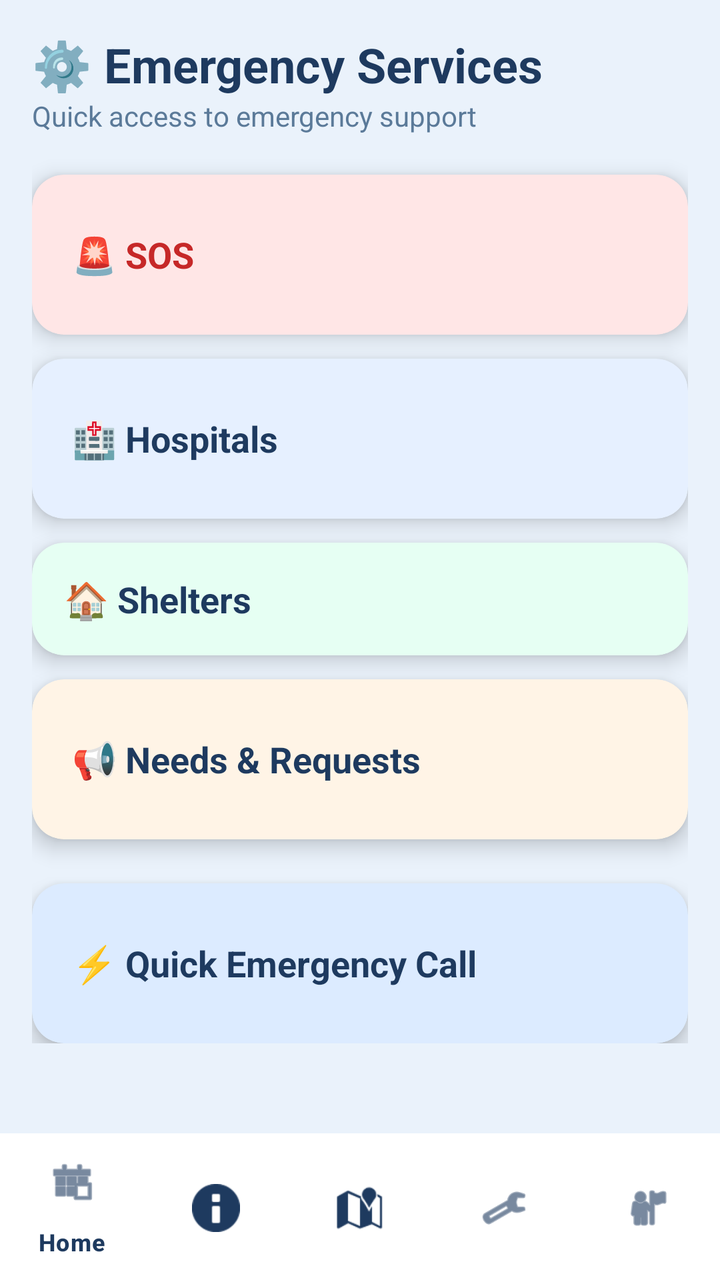
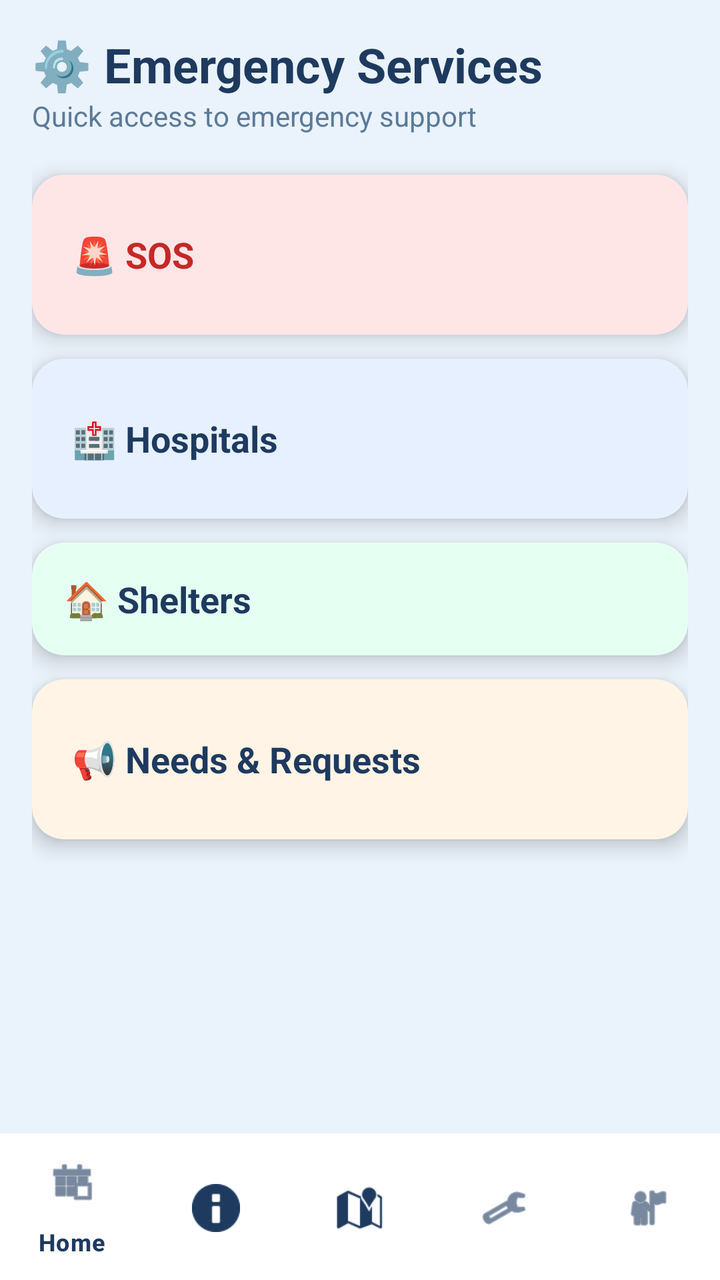

The first picture is an Android layout as it rendered before a commit; the second is the same layout after the commit. The layout source and the unified diff follow.
<!-- AndroidManifest.xml: application theme Theme.Crises -->
<!-- res/layout/activity_services.xml -->
<?xml version="1.0" encoding="utf-8"?>
<RelativeLayout xmlns:android="http://schemas.android.com/apk/res/android"
    xmlns:app="http://schemas.android.com/apk/res-auto"
    android:id="@+id/main"
    android:layout_width="match_parent"
    android:layout_height="match_parent"
    android:background="#EAF2FB">

    <ScrollView
        android:layout_width="match_parent"
        android:layout_height="match_parent"
        android:layout_above="@id/bottomNavigation">

        <LinearLayout
            android:layout_width="match_parent"
            android:layout_height="wrap_content"
            android:orientation="vertical"
            android:padding="16dp">

            
            <TextView
                android:layout_width="wrap_content"
                android:layout_height="wrap_content"
                android:text="⚙️ Emergency Services"
                android:textSize="24sp"
                android:textStyle="bold"
                android:textColor="#1E3A5F"/>

            <TextView
                android:layout_width="wrap_content"
                android:layout_height="wrap_content"
                android:text="Quick access to emergency support"
                android:textSize="14sp"
                android:textColor="#5B7A99"
                android:layout_marginBottom="20dp"/>

            
            <androidx.cardview.widget.CardView
                android:id="@+id/cardSOS"
                android:layout_width="match_parent"
                android:layout_height="80dp"
                android:layout_marginBottom="12dp"
                android:clickable="true"
                android:focusable="true"
                android:foreground="?attr/selectableItemBackground"
                app:cardCornerRadius="16dp"
                app:cardElevation="6dp"
                app:cardBackgroundColor="#FFE6E6">

                <TextView
                    android:layout_width="match_parent"
                    android:layout_height="match_parent"
                    android:gravity="center_vertical"
                    android:paddingStart="20dp"
                    android:text="🚨 SOS"
                    android:textSize="18sp"
                    android:textStyle="bold"
                    android:textColor="#C62828"/>
            </androidx.cardview.widget.CardView>

            
            <androidx.cardview.widget.CardView
                android:id="@+id/cardHospitals"
                android:layout_width="match_parent"
                android:layout_height="80dp"
                android:layout_marginBottom="12dp"
                android:clickable="true"
                android:focusable="true"
                android:foreground="?attr/selectableItemBackground"
                app:cardCornerRadius="16dp"
                app:cardElevation="6dp"
                app:cardBackgroundColor="#E6F0FF">

                <TextView
                    android:layout_width="match_parent"
                    android:layout_height="match_parent"
                    android:gravity="center_vertical"
                    android:paddingStart="20dp"
                    android:text="🏥 Hospitals"
                    android:textSize="18sp"
                    android:textStyle="bold"
                    android:textColor="#1E3A5F"/>
            </androidx.cardview.widget.CardView>

            
            <androidx.cardview.widget.CardView
                android:id="@+id/cardShelters"
                android:layout_width="match_parent"
                android:layout_height="wrap_content"
                android:layout_marginBottom="12dp"
                android:clickable="true"
                android:focusable="true"
                app:cardCornerRadius="16dp"
                app:cardElevation="6dp"
                app:cardBackgroundColor="#E6FFF3">

                <LinearLayout
                    android:layout_width="match_parent"
                    android:layout_height="wrap_content"
                    android:orientation="vertical"
                    android:padding="16dp">

                    
                    <TextView
                        android:id="@+id/shelterTitle"
                        android:layout_width="match_parent"
                        android:layout_height="wrap_content"
                        android:text="🏠 Shelters"
                        android:textSize="18sp"
                        android:textStyle="bold"
                        android:textColor="#1E3A5F"/>

                    
                    <LinearLayout
                        android:id="@+id/shelterOptions"
                        android:layout_width="match_parent"
                        android:layout_height="wrap_content"
                        android:orientation="vertical"
                        android:visibility="gone"
                        android:layout_marginTop="10dp">

                        <TextView
                            android:id="@+id/optionHouses"
                            android:layout_width="match_parent"
                            android:layout_height="wrap_content"
                            android:text="🏠 Houses"
                            android:textSize="16sp"
                            android:padding="10dp"
                            android:textColor="#1E3A5F"
                            android:background="?attr/selectableItemBackground"/>

                        <TextView
                            android:id="@+id/optionPublicShelters"
                            android:layout_width="match_parent"
                            android:layout_height="wrap_content"
                            android:text="🏫 Public Shelters"
                            android:textSize="16sp"
                            android:padding="10dp"
                            android:textColor="#1E3A5F"
                            android:background="?attr/selectableItemBackground"/>

                        
                        <TextView
                            android:layout_width="match_parent"
                            android:layout_height="wrap_content"
                            android:text="Schools • Universities • Institutions"
                            android:textSize="12sp"
                            android:textColor="#5B7A99"
                            android:paddingStart="10dp"
                            android:paddingBottom="8dp"/>

                    </LinearLayout>

                </LinearLayout>
            </androidx.cardview.widget.CardView>

            
            <androidx.cardview.widget.CardView
                android:id="@+id/cardNeeds"
                android:layout_width="match_parent"
                android:layout_height="80dp"
                android:layout_marginBottom="12dp"
                android:clickable="true"
                android:focusable="true"
                android:foreground="?attr/selectableItemBackground"
                app:cardCornerRadius="16dp"
                app:cardElevation="6dp"
                app:cardBackgroundColor="#FFF4E6">

                <TextView
                    android:layout_width="match_parent"
                    android:layout_height="match_parent"
                    android:gravity="center_vertical"
                    android:paddingStart="20dp"
                    android:text="📢 Needs &amp; Requests"
                    android:textSize="18sp"
                    android:textStyle="bold"
                    android:textColor="#1E3A5F"/>
            </androidx.cardview.widget.CardView>

            
            <androidx.cardview.widget.CardView
                android:id="@+id/btnQuickCall"
                android:layout_width="match_parent"
                android:layout_height="80dp"
                android:layout_marginTop="10dp"
                android:clickable="true"
                android:focusable="true"
                android:foreground="?attr/selectableItemBackground"
                app:cardCornerRadius="16dp"
                app:cardElevation="6dp"
                app:cardBackgroundColor="#DCEBFF">

                <TextView
                    android:layout_width="match_parent"
                    android:layout_height="match_parent"
                    android:gravity="center_vertical"
                    android:paddingStart="20dp"
                    android:text="⚡ Quick Emergency Call"
                    android:textSize="18sp"
                    android:textStyle="bold"
                    android:textColor="#1E3A5F"/>
            </androidx.cardview.widget.CardView>

        </LinearLayout>
    </ScrollView>

    
    <com.google.android.material.bottomnavigation.BottomNavigationView
        android:id="@+id/bottomNavigation"
        android:layout_width="match_parent"
        android:layout_height="75dp"
        android:layout_alignParentBottom="true"
        android:layout_marginBottom="-2dp"
        android:background="#FFFFFF"
        app:itemIconTint="#1E3A5F"
        app:itemTextColor="#1E3A5F"
        app:menu="@menu/bottom_nav_menu" />

</RelativeLayout>
<!-- resources referenced by this layout -->
<resources>
  <style name="Theme.Crises" parent="Base.Theme.Crises" />
  <style name="Base.Theme.Crises" parent="Theme.Material3.DayNight.NoActionBar">
  
      </style>
</resources>

<!-- the commit's change to res/layout/activity_services.xml (unified diff, before → after) -->
@@ -178,29 +178,7 @@
                     android:textColor="#1E3A5F"/>
             </androidx.cardview.widget.CardView>
 
-            
-            <androidx.cardview.widget.CardView
-                android:id="@+id/btnQuickCall"
-                android:layout_width="match_parent"
-                android:layout_height="80dp"
-                android:layout_marginTop="10dp"
-                android:clickable="true"
-                android:focusable="true"
-                android:foreground="?attr/selectableItemBackground"
-                app:cardCornerRadius="16dp"
-                app:cardElevation="6dp"
-                app:cardBackgroundColor="#DCEBFF">
 
-                <TextView
-                    android:layout_width="match_parent"
-                    android:layout_height="match_parent"
-                    android:gravity="center_vertical"
-                    android:paddingStart="20dp"
-                    android:text="⚡ Quick Emergency Call"
-                    android:textSize="18sp"
-                    android:textStyle="bold"
-                    android:textColor="#1E3A5F"/>
-            </androidx.cardview.widget.CardView>
 
         </LinearLayout>
     </ScrollView>
